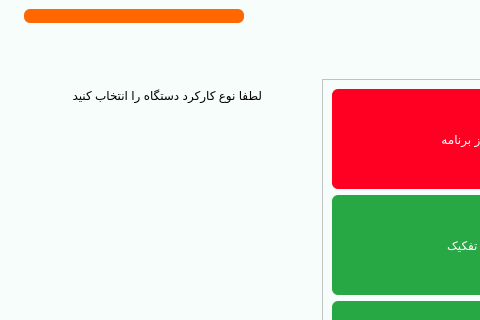
First picture: the form in main.ui, repository Farazist/raspberrypi-app, before the edit; both pictures show x 0 to 480 and y 0 to 320 of the 1000 by 600 pixel window.
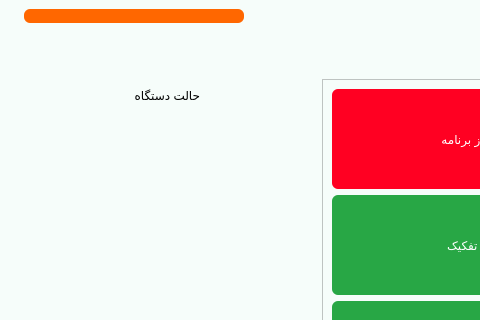
Second picture: the form after the edit. The open tabs and pages were chosen to show the change. Icons and pictures are not drawn.

The edit to the form file:
```diff
--- a/main.ui
+++ b/main.ui
@@ -1552,7 +1552,7 @@
 color: #000000;</string>
                 </property>
                 <property name="text">
-                 <string>لطفا نوع کارکرد دستگاه را انتخاب کنید</string>
+                 <string>حالت دستگاه</string>
                 </property>
                </widget>
               </item>
```
Left out of the diff: 84 changed lines with no effect on the pictures.
